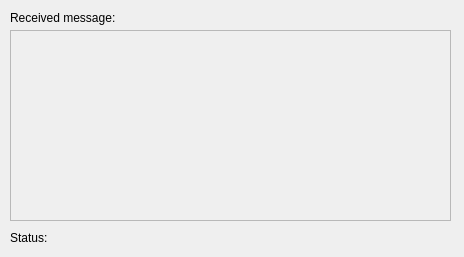
First picture: the form in application.ui, repository alexen/qt-nmh-reader, before the edit.
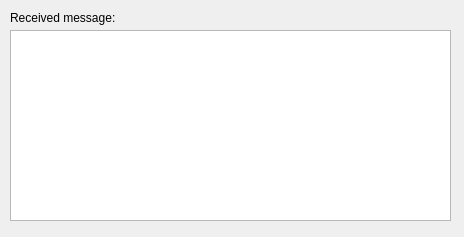
Second picture: the form after the edit.

Commit message: UI: Незначительные изменения в составе главного окна

```diff
--- a/application.ui
+++ b/application.ui
@@ -7,7 +7,7 @@
     <x>0</x>
     <y>0</y>
     <width>464</width>
-    <height>257</height>
+    <height>237</height>
    </rect>
   </property>
   <property name="sizePolicy">
@@ -19,13 +19,13 @@
   <property name="minimumSize">
    <size>
     <width>464</width>
-    <height>257</height>
+    <height>237</height>
    </size>
   </property>
   <property name="maximumSize">
    <size>
     <width>464</width>
-    <height>257</height>
+    <height>237</height>
    </size>
   </property>
   <property name="windowTitle">
@@ -47,7 +47,7 @@
    </widget>
    <widget class="QPlainTextEdit" name="plainTextEdit">
     <property name="enabled">
-     <bool>false</bool>
+     <bool>true</bool>
     </property>
     <property name="geometry">
      <rect>
@@ -57,31 +57,8 @@
       <height>191</height>
      </rect>
     </property>
-   </widget>
-   <widget class="QLabel" name="label_2">
-    <property name="geometry">
-     <rect>
-      <x>10</x>
-      <y>230</y>
-      <width>41</width>
-      <height>16</height>
-     </rect>
-    </property>
-    <property name="text">
-     <string>Status:</string>
-    </property>
-   </widget>
-   <widget class="QLabel" name="statusLabel">
-    <property name="geometry">
-     <rect>
-      <x>60</x>
-      <y>230</y>
-      <width>391</width>
-      <height>16</height>
-     </rect>
-    </property>
-    <property name="text">
-     <string/>
+    <property name="readOnly">
+     <bool>true</bool>
     </property>
    </widget>
   </widget>
```
